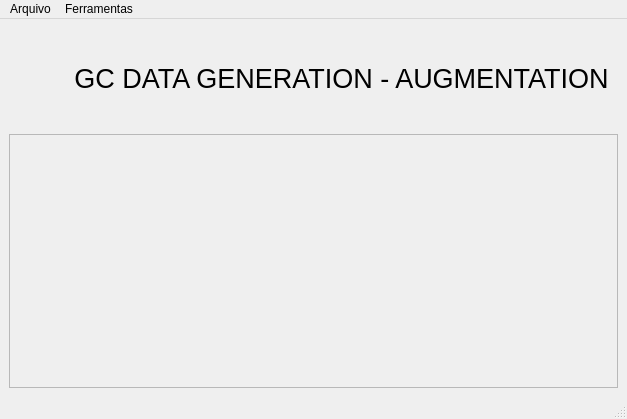
mateusmelo95/gctools, file mods/datagen/datagen_dialog_base.ui: the form before one commit.
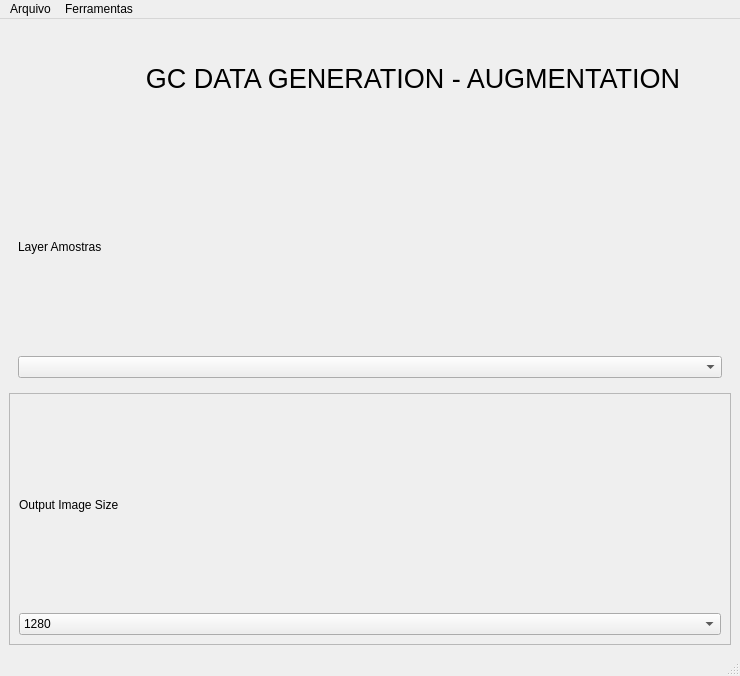
The form after the commit. Icons and pictures are not drawn. Custom widgets are drawn as their Qt base class.

Commit message: draw sample polygons ok image dir

```diff
--- a/mods/datagen/datagen_dialog_base.ui
+++ b/mods/datagen/datagen_dialog_base.ui
@@ -6,8 +6,8 @@
    <rect>
     <x>0</x>
     <y>0</y>
-    <width>627</width>
-    <height>419</height>
+    <width>740</width>
+    <height>676</height>
    </rect>
   </property>
   <property name="windowTitle">
@@ -15,6 +15,28 @@
   </property>
   <widget class="QWidget" name="centralwidget">
    <layout class="QGridLayout" name="gridLayout_4">
+    <item row="1" column="0">
+     <widget class="QFrame" name="frame">
+      <property name="frameShape">
+       <enum>QFrame::NoFrame</enum>
+      </property>
+      <property name="frameShadow">
+       <enum>QFrame::Raised</enum>
+      </property>
+      <layout class="QGridLayout" name="gridLayout">
+       <item row="0" column="0">
+        <widget class="QLabel" name="label_2">
+         <property name="text">
+          <string>Layer Amostras</string>
+         </property>
+        </widget>
+       </item>
+       <item row="1" column="0">
+        <widget class="QgsMapLayerComboBox" name="mMapLayerComboBox"/>
+       </item>
+      </layout>
+     </widget>
+    </item>
     <item row="0" column="0">
      <widget class="QFrame" name="frame_2">
       <property name="maximumSize">
@@ -73,14 +95,37 @@
       </layout>
      </widget>
     </item>
-    <item row="1" column="0">
-     <widget class="QFrame" name="frame">
+    <item row="2" column="0">
+     <widget class="QFrame" name="frame_3">
       <property name="frameShape">
        <enum>QFrame::StyledPanel</enum>
       </property>
       <property name="frameShadow">
        <enum>QFrame::Raised</enum>
       </property>
+      <layout class="QVBoxLayout" name="verticalLayout">
+       <item>
+        <widget class="QLabel" name="label_3">
+         <property name="text">
+          <string>Output Image Size</string>
+         </property>
+        </widget>
+       </item>
+       <item>
+        <widget class="QComboBox" name="comboBox">
+         <item>
+          <property name="text">
+           <string>1280</string>
+          </property>
+         </item>
+         <item>
+          <property name="text">
+           <string>640</string>
+          </property>
+         </item>
+        </widget>
+       </item>
+      </layout>
      </widget>
     </item>
    </layout>
@@ -90,7 +135,7 @@
     <rect>
      <x>0</x>
      <y>0</y>
-     <width>627</width>
+     <width>740</width>
      <height>21</height>
     </rect>
    </property>
@@ -124,5 +169,15 @@
    </property>
   </action>
  </widget>
+ <customwidgets>
+  <customwidget>
+   <class>QgsMapLayerComboBox</class>
+   <extends>QComboBox</extends>
+   <header>qgsmaplayercombobox.h</header>
+  </customwidget>
+ </customwidgets>
+ <resources>
+  <include location="../../resources.qrc"/>
+ </resources>
  <connections/>
 </ui>
```
The commit also changes 1 other file.
